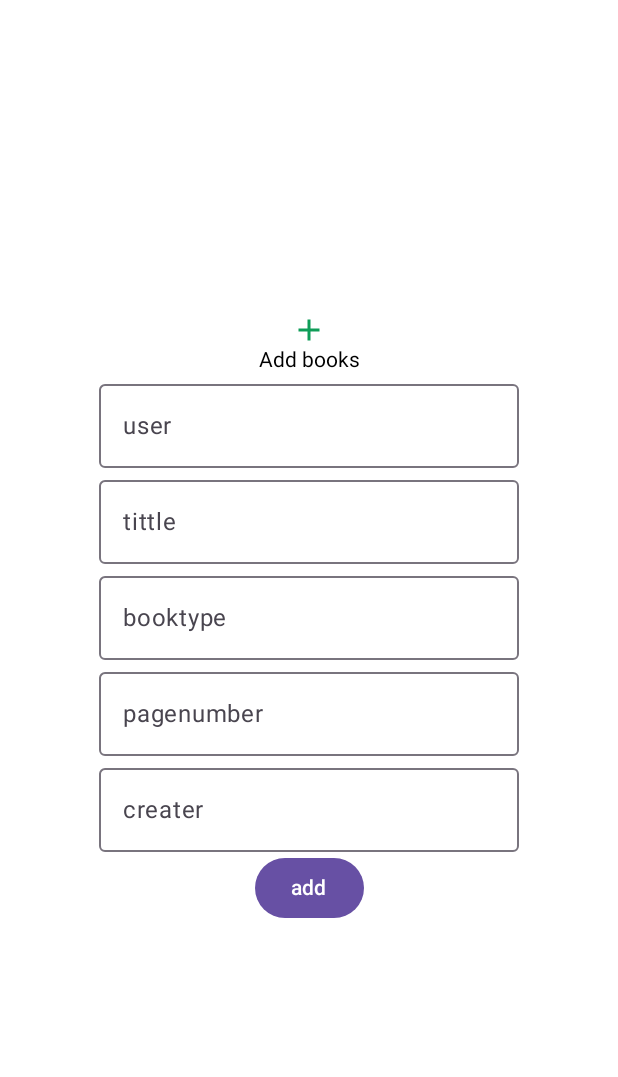
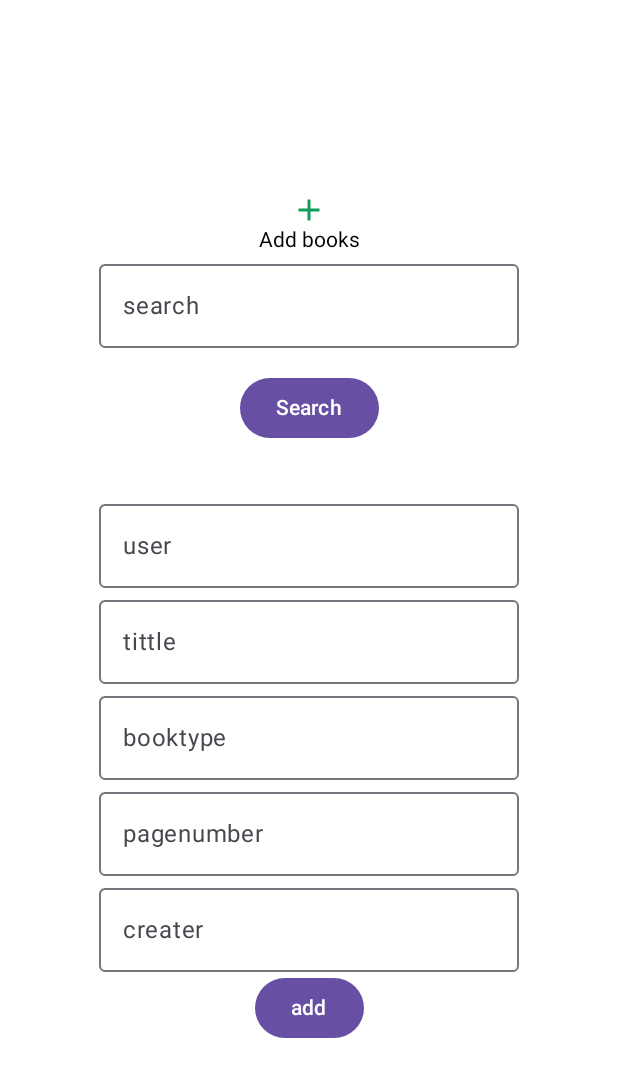
Before and after one commit to Mjsoylan/gruppe9mobilprog, an Android app built with Jetpack Compose: the @Preview function Addbookscreen, on a phone screen of 412 x 824 dp. Shown: the top 1077 px of the screen. Run offline under Robolectric (Android 15) with nearby library versions, the phone set to English and light mode, and no system bars; our stand-ins replace Firebase (no records; nobody signed in at launch, a user with empty details on screens opened directly).

Commit message:
Added API search function, this currently do not update the UI, only log

```diff
--- a/app/build.gradle.kts
+++ b/app/build.gradle.kts
@@ -75,5 +75,9 @@
     implementation("com.google.firebase:firebase-analytics-ktx")
     implementation("com.google.firebase:firebase-firestore-ktx:24.8.1")
     implementation("com.google.firebase:firebase-storage-ktx")
+    //Books API
+    implementation("com.squareup.retrofit2:retrofit:2.9.0")
+    implementation("com.squareup.retrofit2:converter-gson:2.9.0")
+
 
 }
--- a/app/src/main/AndroidManifest.xml
+++ b/app/src/main/AndroidManifest.xml
@@ -1,6 +1,10 @@
 <?xml version="1.0" encoding="utf-8"?>
 <manifest xmlns:android="http://schemas.android.com/apk/res/android"
     xmlns:tools="http://schemas.android.com/tools">
+
+
+    <uses-permission android:name="android.permission.INTERNET" />
+
 
     <application
         android:allowBackup="true"
--- /dev/null
+++ b/app/src/main/java/com/example/librarypluss_gruppe09/BookModels.kt
@@ -0,0 +1,16 @@
+package com.example.librarypluss_gruppe09
+data class BookResponse(
+    val kind: String,
+    val totalItems: Int,
+    val items: List<Book>
+)
+
+data class Book(
+    val volumeInfo: BookInfo
+)
+
+data class BookInfo(
+    val id: String,
+    val title: String,
+    val authors: List<String>
+)
--- a/app/src/main/java/com/example/librarypluss_gruppe09/NavFromHomeScreen.kt
+++ b/app/src/main/java/com/example/librarypluss_gruppe09/NavFromHomeScreen.kt
@@ -7,6 +7,8 @@
 import androidx.compose.foundation.layout.Column
 import androidx.compose.foundation.layout.fillMaxSize
 import androidx.compose.foundation.layout.padding
+import androidx.compose.foundation.lazy.LazyColumn
+import androidx.compose.foundation.lazy.items
 import androidx.compose.foundation.text.KeyboardOptions
 import androidx.compose.material.icons.Icons
 import androidx.compose.material.icons.filled.AccountBox
@@ -23,6 +25,7 @@
 import androidx.compose.material3.Text
 import androidx.compose.material3.TopAppBar
 import androidx.compose.runtime.Composable
+import androidx.compose.runtime.*
 import androidx.compose.runtime.getValue
 import androidx.compose.runtime.mutableStateOf
 import androidx.compose.runtime.remember
@@ -32,6 +35,7 @@
 import androidx.compose.ui.graphics.Color
 import androidx.compose.ui.text.input.KeyboardType
 import androidx.compose.ui.tooling.preview.Preview
+import androidx.compose.ui.unit.dp
 import androidx.navigation.compose.NavHost
 import androidx.navigation.compose.composable
 import androidx.navigation.compose.rememberNavController
@@ -142,6 +146,8 @@
 @Preview
 @Composable
 fun Addbookscreen(){
+    var search by remember { mutableStateOf("") }
+    var booksList by remember { mutableStateOf(listOf(Book(BookInfo("1", "Sample Book", listOf("Author"))))) }
     var tittle by remember { mutableStateOf("") }
     var booktype by remember { mutableStateOf("") }
     var pagenum by remember { mutableStateOf("") }
@@ -164,6 +170,33 @@
         )
         // Text to Display the current Screen
         Text(text = "Add books", color = Color.Black)
+        OutlinedTextField(
+            value = search,
+            onValueChange = { search = it },
+            keyboardOptions = KeyboardOptions(keyboardType = KeyboardType.Text),
+            label = { Text("search") }
+        )
+
+        Button(
+            onClick = {
+                // Trigger the API call here
+                searchBooks(search) // 'search.value' gets the current text from the 'search' state
+            },
+            modifier = Modifier.padding(16.dp)
+        ) {
+            Text(text = "Search")
+        }
+
+        LazyColumn(
+            modifier = Modifier.padding(top = 16.dp)
+        ) {
+            items(booksList) { book ->
+                println("Rendering book: ${book.volumeInfo.title}")
+                //BookItem(book)
+            }
+        }
+
+
         OutlinedTextField(
             value = user,
             onValueChange = { user = it },
@@ -220,6 +253,9 @@
         }) { Text(text = "add") }
     }
 }
+
+
+
 
 
 @OptIn(ExperimentalMaterial3Api::class)
```
Also changed, not shown: app/src/main/java/com/example/librarypluss_gruppe09/BooksApiService.kt (added, +10 -0 lines), app/src/main/java/com/example/librarypluss_gruppe09/BooksRepository.kt (added, +9 -0 lines), app/src/main/java/com/example/librarypluss_gruppe09/MainActivity.kt (+25 -4 lines), app/src/main/java/com/example/librarypluss_gruppe09/RetrofitClient.kt (added, +17 -0 lines).
